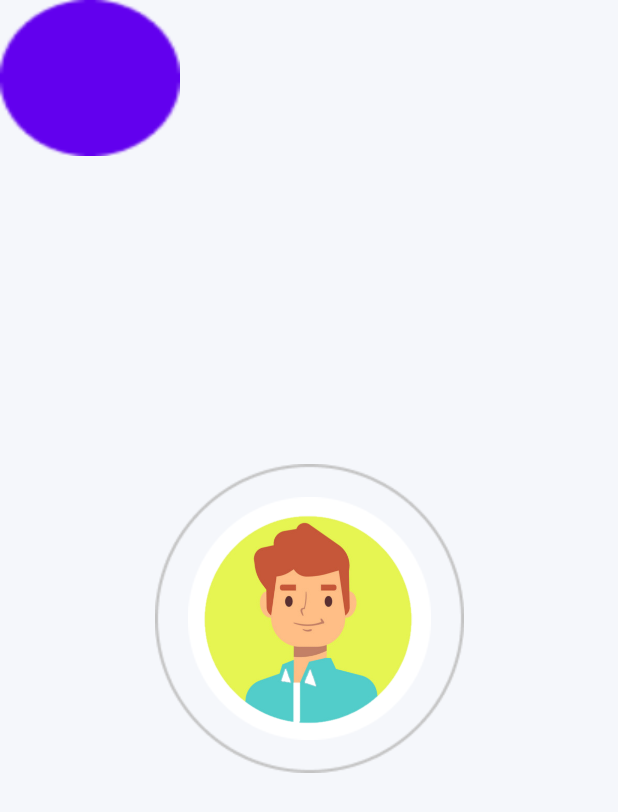
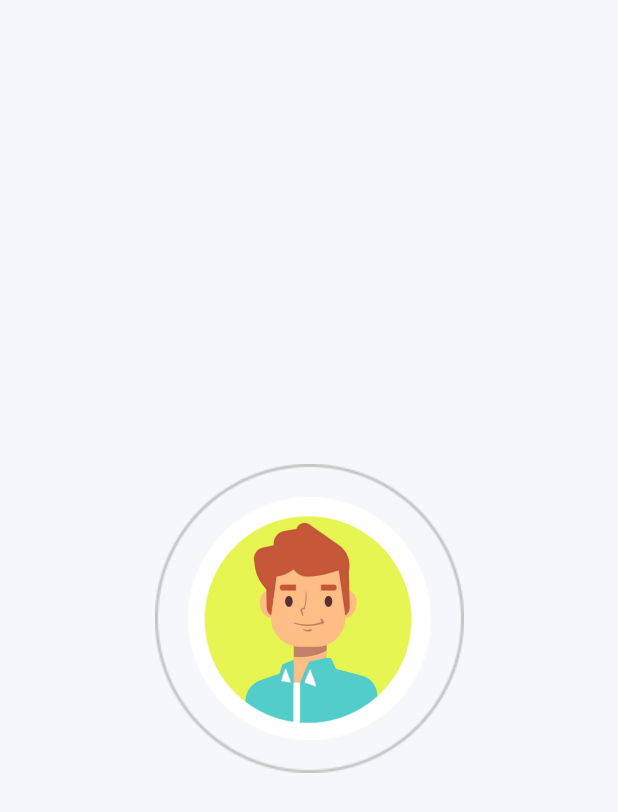
Before and after one commit to PSPMonster/F.E.G., an Android app: the MainMenuActivity screen opened directly, with no data from a screen before it, on a phone screen of 412 x 824 dp. Shown: the top 812 px of the screen. Run offline under Robolectric (Android 15) with nearby library versions, the phone set to English and light mode, and no system bars.

Commit message:
Troche menu2

```diff
--- a/app/src/main/res/layout/activity_main_menu.xml
+++ b/app/src/main/res/layout/activity_main_menu.xml
@@ -35,15 +35,15 @@
         app:layout_constraintEnd_toEndOf="parent"
         app:layout_constraintStart_toStartOf="parent"
         app:layout_constraintTop_toTopOf="parent"
-        app:srcCompat="@drawable/maleAvatar" />
+        app:srcCompat="@drawable/male_avatar"  />
 
-    <Button
-        android:id="@+id/button2"
-        android:layout_width="120dp"
-        android:layout_height="104dp"
-        android:background="@drawable/englishIcon"
-        android:text=""
-        tools:layout_editor_absoluteX="226dp"
-        tools:layout_editor_absoluteY="103dp" />
+<!--    <Button-->
+<!--        android:id="@+id/button2"-->
+<!--        android:layout_width="120dp"-->
+<!--        android:layout_height="104dp"-->
+<!--        android:background="@drawable/englishIcon"-->
+<!--        android:text=""-->
+<!--        tools:layout_editor_absoluteX="226dp"-->
+<!--        tools:layout_editor_absoluteY="103dp" />-->
 
 </androidx.constraintlayout.widget.ConstraintLayout>
--- a/app/src/main/res/values/strings.xml
+++ b/app/src/main/res/values/strings.xml
@@ -1,3 +1,5 @@
 <resources>
     <string name="app_name">FEG</string>
+    <string name="imię">Imię</string>
+    <string name="nazwisko">Nazwisko</string>
 </resources>
```
Also changed, not shown: app/src/main/res/layout/activity_main.xml (+9 -5 lines), app/src/main/res/drawable/female_avatar.png (renamed from app/src/main/res/drawable/femaleAvatar.png), app/src/main/res/drawable/male_avatar.png (renamed from app/src/main/res/drawable/maleAvatar.png), app/src/main/res/font/spartan_light.ttf (added).
